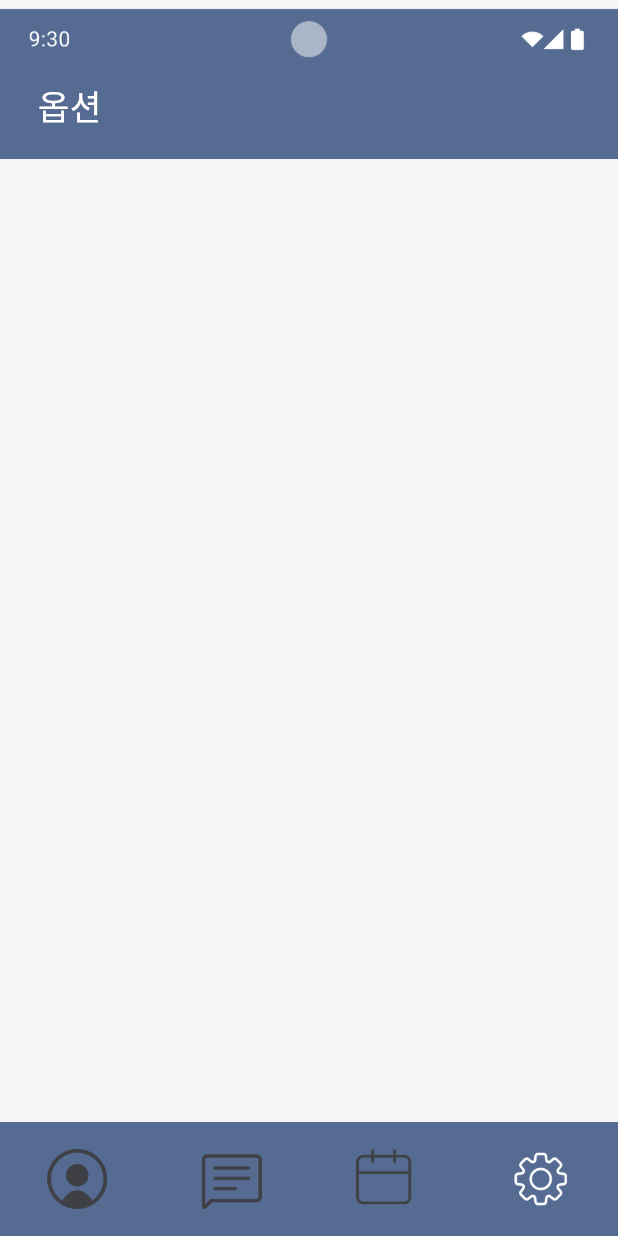
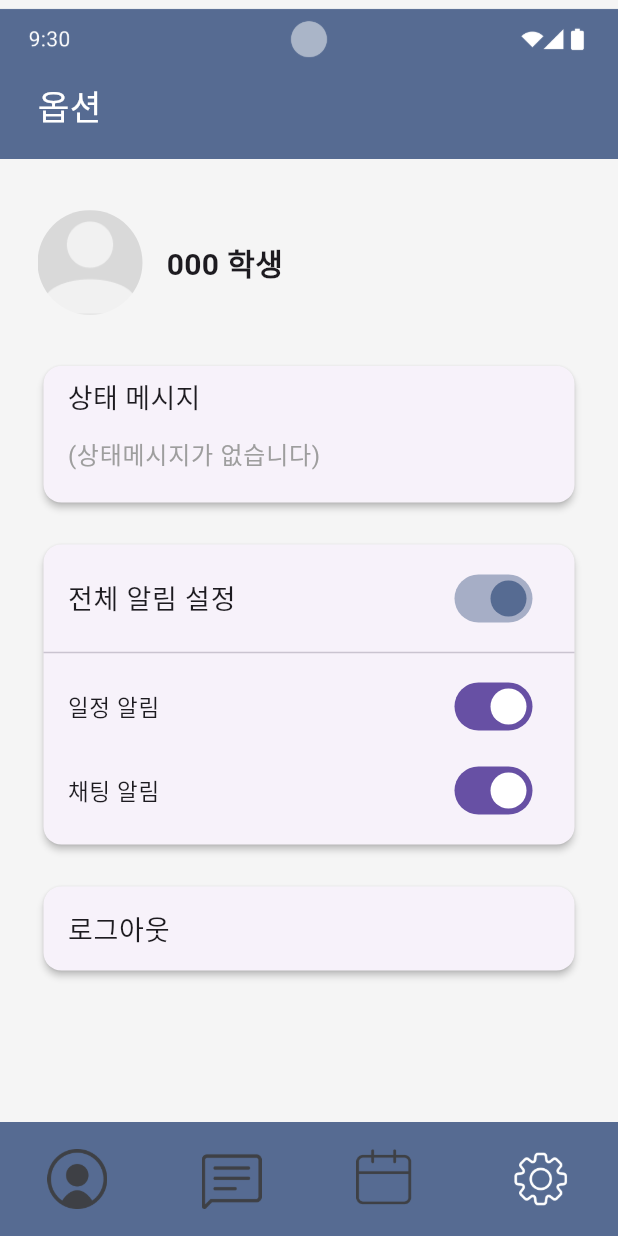
Before and after one commit to ItShowMessenger/qna_frontend, a Flutter app: the screen it shows after launch, item 4 of the bottom bar chosen, on a phone screen of 412 x 824 dp. Run offline on Flutter 3.47's test engine with Material 3 defaults, Android fonts, the phone set to English and light mode, and no system bars; our stand-ins replace firebase_auth, firebase_core, google_sign_in, table_calendar; accounts and stored records are empty; Roboto replaces fonts that are missing (Pretendard).

Commit message:
옵션 구현

```diff
--- a/lib/screens/calendar.dart
+++ b/lib/screens/calendar.dart
@@ -1,7 +1,7 @@
 import 'package:flutter/material.dart';
 import 'package:table_calendar/table_calendar.dart';
 import 'home.dart';
-import 'option.dart';
+import 'option_stu.dart';
 
 class Calendar extends StatefulWidget {
   @override
@@ -190,7 +190,7 @@ class _CalendarState extends State<Calendar> {
                     onPressed: () {
                       Navigator.push(
                         context,
-                        MaterialPageRoute(builder: (context) => Option()),
+                        MaterialPageRoute(builder: (context) => Option_stu()),
                       );
                     },
                   ),
--- a/lib/screens/home.dart
+++ b/lib/screens/home.dart
@@ -1,7 +1,7 @@
 import 'package:flutter/cupertino.dart';
 import 'package:flutter/material.dart';
 import 'package:qna_frontend/screens/home_input.dart';
-import 'package:qna_frontend/screens/option.dart';
+import 'package:qna_frontend/screens/option_stu.dart';
 
 import 'calendar.dart';
 import 'chat.dart';
@@ -184,7 +184,7 @@ class Home extends StatelessWidget {
                     icon: Image.asset('assets/btns/optDis.png', width: 40, height: 40,),
                     onPressed: () {Navigator.push(
                       context,
-                      MaterialPageRoute(builder: (context) => Option()),
+                      MaterialPageRoute(builder: (context) => Option_stu()),
                     );},
                   ),
                 ],
--- a/lib/screens/option.dart
+++ /dev/null
@@ -1,87 +0,0 @@
-import 'package:flutter/cupertino.dart';
-import 'package:flutter/material.dart';
-import 'package:qna_frontend/screens/calendar.dart';
-import 'package:qna_frontend/screens/home_input.dart';
-
-import 'chat.dart';
-import 'home.dart';
-
-class Option extends StatelessWidget {
-  @override
-  Widget build(BuildContext context) {
-    return Scaffold(
-      //backgroundColor: Colors.white,
-      body: Stack( //네비게이션 바
-        children: [
-        Positioned(
-        top: 0,
-        left: 0,
-        right: 0,
-        child: Image.asset(
-          'assets/images/topNav.png',
-          fit: BoxFit.cover,
-            ),
-          ),
-          Positioned( //옵션
-            top: 46,
-            left: 0,
-            right: 0,
-            child: Container(
-              height: 60,
-              color: Color(0xFF566B92),
-              padding: EdgeInsets.fromLTRB(25, 8, 25, 0),
-              child: Align(
-                alignment: Alignment.topLeft,
-                child: Text(
-                  '옵션',
-                  style: TextStyle(
-                    color: Colors.white,
-                    fontSize: 23,
-                  ),
-                ),
-              ),
-            ),
-          ),
-
-
-          Positioned( // 하단 탭 바
-            bottom: 0,
-            left: 0,
-            right: 0,
-            child: Container(
-              color: Color(0xFF566B92),
-              padding: EdgeInsets.symmetric(vertical: 10),
-              child: Row(
-                mainAxisAlignment: MainAxisAlignment.spaceAround,
-                children: [
-                  IconButton(
-                    icon: Image.asset('assets/btns/mypgDis.png', width: 40, height: 40,),
-                    onPressed: () {},
-                  ),
-                  IconButton(
-                    icon: Image.asset('assets/btns/chatDis.png', width: 40, height: 40,),
-                    onPressed: () {Navigator.push(
-                      context,
-                      MaterialPageRoute(builder: (context) => Home()),
-                    );},
-                  ),
-                  IconButton(
-                    icon: Image.asset('assets/btns/calDis.png', width: 40, height: 40,),
-                    onPressed: () {Navigator.push(
-                      context,
-                      MaterialPageRoute(builder: (context) => Calendar()),
-                    );},
-                  ),
-                  IconButton(
-                    icon: Image.asset('assets/btns/optAct.png', width: 40, height: 40,),
-                    onPressed: () {},
-                  ),
-                ],
-              ),
-            ),
-          ),
-        ],
-      ),
-    );
-  }
-}
--- /dev/null
+++ b/lib/screens/option_stu.dart
@@ -0,0 +1,373 @@
+import 'package:flutter/material.dart';
+import 'package:qna_frontend/screens/calendar.dart';
+import 'package:qna_frontend/screens/home_input.dart';
+import 'package:qna_frontend/screens/login.dart'; // Login.dart import 필요
+
+import 'chat.dart';
+import 'home.dart';
+
+class Option_stu extends StatefulWidget {
+  @override
+  _OptionState createState() => _OptionState();
+}
+
+class _OptionState extends State<Option_stu> {
+  bool _notificationsEnabled = true;
+  bool _calendarNotification = true;
+  bool _chatNotification = true;
+  final TextEditingController _statusMessageController = TextEditingController();
+  final TextEditingController _deleteConfirmController = TextEditingController();
+  final String _accountName = '000 학생';
+
+  @override
+  void dispose() {
+    _statusMessageController.dispose();
+    _deleteConfirmController.dispose();
+    super.dispose();
+  }
+
+  void _showLogoutOrDeletePopup() {
+    showDialog(
+      context: context,
+      builder: (_) => AlertDialog(
+        title: Text('로그아웃 혹은 회원탈퇴를 하시겠습니까?'),
+        actions: [
+          TextButton(
+            child: Text('회원탈퇴', style: TextStyle(color: Colors.red)),
+            onPressed: () {
+              Navigator.pop(context);
+              _showDeleteConfirmPopup();
+            },
+          ),
+          TextButton(
+            child: Text('로그아웃'),
+            onPressed: () {
+              Navigator.pop(context);
+              _showLogoutConfirmPopup();
+            },
+          ),
+        ],
+      ),
+    );
+  }
+
+  void _showLogoutConfirmPopup() {
+    showDialog(
+      context: context,
+      builder: (_) => AlertDialog(
+        title: Text('로그아웃시 초기화면으로 돌아갑니다.'),
+        content: Text('로그아웃 하시겠습니까?'),
+        actions: [
+          TextButton(
+            child: Text('취소'),
+            onPressed: () => Navigator.pop(context),
+          ),
+          TextButton(
+            child: Text('로그아웃'),
+            onPressed: () {
+              Navigator.pop(context);
+              Navigator.pushReplacement(
+                context,
+                MaterialPageRoute(builder: (context) => Login()),
+              );
+            },
+          ),
+        ],
+      ),
+    );
+  }
+
+  void _showDeleteConfirmPopup() {
+    showDialog(
+      context: context,
+      builder: (_) => StatefulBuilder(
+        builder: (context, setState) => AlertDialog(
+          title: Text('회원탈퇴를 하시기 전 확인 해주세요.'),
+          content: Column(
+            mainAxisSize: MainAxisSize.min,
+            crossAxisAlignment: CrossAxisAlignment.start,
+            children: [
+              Text(
+                '- 참여하고 있던 채팅방에서 나가지며 대화 내역도 같이 사라집니다.',
+                style: TextStyle(fontSize: 16),
+              ),
+              SizedBox(height: 8),
+              Text(
+                '- 개인 프로필 설정이 모두 사라집니다.',
+                style: TextStyle(fontSize: 16),
+              ),
+              SizedBox(height: 16),
+              Text(
+                '진행하시겠다면 이름 : $_accountName 을 입력해주세요.',
+                style: TextStyle(fontSize: 16, fontWeight: FontWeight.bold),
+              ),
+              SizedBox(height: 10),
+              TextField(
+                controller: _deleteConfirmController,
+                decoration: InputDecoration(
+                  border: OutlineInputBorder(),
+                ),
+              ),
+            ],
+          ),
+          actions: [
+            TextButton(
+              child: Text('취소'),
+              onPressed: () {
+                _deleteConfirmController.clear();
+                Navigator.pop(context);
+              },
+            ),
+            TextButton(
+              child: Text('확인', style: TextStyle(color: Colors.red)),
+              onPressed: () {
+                if (_deleteConfirmController.text.trim() == _accountName) {
+                  Navigator.pop(context);
+                  _deleteConfirmController.clear();
+                  _showAlertThenMoveToLogin('회원탈퇴를 완료했습니다.');
+                } else {
+                  _showAlert('입력값이 다릅니다.');
+                }
+              },
+            ),
+          ],
+        ),
+      ),
+    );
+  }
+
+
+  void _showAlert(String message) {
+    showDialog(
+      context: context,
+      builder: (_) => AlertDialog(
+        content: Text(message),
+        actions: [
+          TextButton(
+            child: Text('확인'),
+            onPressed: () => Navigator.pop(context),
+          ),
+        ],
+      ),
+    );
+  }
+
+  void _showAlertThenMoveToLogin(String message) {
+    showDialog(
+      context: context,
+      builder: (_) => AlertDialog(
+        content: Text(message),
+        actions: [
+          TextButton(
+            child: Text('확인'),
+            onPressed: () {
+              Navigator.pop(context);
+              Navigator.pushReplacement(
+                context,
+                MaterialPageRoute(builder: (context) => Login()),
+              );
+            },
+          ),
+        ],
+      ),
+    );
+  }
+
+  @override
+  Widget build(BuildContext context) {
+    return GestureDetector(
+      onTap: () => FocusScope.of(context).unfocus(),
+      child: Scaffold(
+        body: Stack(
+          children: [
+            Positioned(
+              top: 0,
+              left: 0,
+              right: 0,
+              child: Image.asset('assets/images/topNav.png', fit: BoxFit.cover),
+            ),
+            Positioned(
+              top: 46,
+              left: 0,
+              right: 0,
+              child: Container(
+                height: 60,
+                color: Color(0xFF566B92),
+                padding: EdgeInsets.fromLTRB(25, 8, 25, 0),
+                child: Align(
+                  alignment: Alignment.topLeft,
+                  child: Text(
+                    '옵션',
+                    style: TextStyle(color: Colors.white, fontSize: 23),
+                  ),
+                ),
+              ),
+            ),
+            Positioned(
+              top: 140,
+              left: 0,
+              right: 0,
+              bottom: 70,
+              child: SingleChildScrollView(
+                padding: EdgeInsets.symmetric(horizontal: 25),
+                child: Column(
+                  crossAxisAlignment: CrossAxisAlignment.start,
+                  children: [
+                    Row(
+                      children: [
+                        ClipOval(
+                          child: Image.asset(
+                            'assets/images/def_photo.png',
+                            width: 70,
+                            height: 70,
+                            fit: BoxFit.cover,
+                          ),
+                        ),
+                        SizedBox(width: 16),
+                        Text('000 학생',
+                            style: TextStyle(fontSize: 20, fontWeight: FontWeight.bold)),
+                      ],
+                    ),
+                    SizedBox(height: 30),
+                    Card(
+                      elevation: 2,
+                      shape: RoundedRectangleBorder(
+                        borderRadius: BorderRadius.circular(12),
+                      ),
+                      child: Padding(
+                        padding: const EdgeInsets.symmetric(horizontal: 16, vertical: 8),
+                        child: Column(
+                          crossAxisAlignment: CrossAxisAlignment.start,
+                          children: [
+                            Text('상태 메시지', style: TextStyle(fontSize: 18)),
+                            TextField(
+                              controller: _statusMessageController,
+                              decoration: InputDecoration(
+                                hintText: '(상태메시지가 없습니다)',
+                                hintStyle: TextStyle(color: Colors.grey),
+                                border: InputBorder.none,
+                              ),
+                              maxLines: null,
+                            ),
+                          ],
+                        ),
+                      ),
+                    ),
+                    SizedBox(height: 20),
+                    Card(
+                      elevation: 2,
+                      shape: RoundedRectangleBorder(
+                        borderRadius: BorderRadius.circular(12),
+                      ),
+                      child: Padding(
+                        padding: const EdgeInsets.symmetric(vertical: 8.0),
+                        child: Column(
+                          children: [
+                            ListTile(
+                              title: Text('전체 알림 설정', style: TextStyle(fontSize: 18)),
+                              trailing: Switch(
+                                value: _notificationsEnabled,
+                                activeColor: Color(0xFF566B92),
+                                onChanged: (bool value) {
+                                  setState(() {
+                                    _notificationsEnabled = value;
+                                    if (!value) {
+                                      _calendarNotification = false;
+                                      _chatNotification = false;
+                                    }
+                                  });
+                                },
+                              ),
+                            ),
+                            Divider(),
+                            ListTile(
+                              title: Text('일정 알림', style: TextStyle(fontSize: 15)),
+                              trailing: Switch(
+                                value: _calendarNotification,
+                                onChanged: _notificationsEnabled
+                                    ? (bool value) {
+                                  setState(() {
+                                    _calendarNotification = value;
+                                  });
+                                }
+                                    : null,
+                              ),
+                            ),
+                            ListTile(
+                              title: Text('채팅 알림', style: TextStyle(fontSize: 15)),
+                              trailing: Switch(
+                                value: _chatNotification,
+                                onChanged: _notificationsEnabled
+                                    ? (bool value) {
+                                  setState(() {
+                                    _chatNotification = value;
+                                  });
+                                }
+                                    : null,
+                              ),
+                            ),
+                          ],
+                        ),
+                      ),
+                    ),
+                    SizedBox(height: 20),
+                    Card(
+                      elevation: 2,
+                      shape: RoundedRectangleBorder(
+                        borderRadius: BorderRadius.circular(12),
+                      ),
+                      child: ListTile(
+                        title: Text('로그아웃', style: TextStyle(fontSize: 18)),
+                        onTap: _showLogoutOrDeletePopup,
+                      ),
+                    ),
+                  ],
+                ),
+              ),
+            ),
+            Positioned(
+              bottom: 0,
+              left: 0,
+              right: 0,
+              child: Container(
+                color: Color(0xFF566B92),
+                padding: EdgeInsets.symmetric(vertical: 10),
+                child: Row(
+                  mainAxisAlignment: MainAxisAlignment.spaceAround,
+                  children: [
+                    IconButton(
+                      icon: Image.asset('assets/btns/mypgDis.png', width: 40),
+                      onPressed: () {},
+                    ),
+                    IconButton(
+                      icon: Image.asset('assets/btns/chatDis.png', width: 40),
+                      onPressed: () {
+                        Navigator.push(
+                          context,
+                          MaterialPageRoute(builder: (context) => Home()),
+                        );
+                      },
+                    ),
+                    IconButton(
+                      icon: Image.asset('assets/btns/calDis.png', width: 40),
+                      onPressed: () {
+                        Navigator.push(
+                          context,
+                          MaterialPageRoute(builder: (context) => Calendar()),
+                        );
+                      },
+                    ),
+                    IconButton(
+                      icon: Image.asset('assets/btns/optAct.png', width: 40),
+                      onPressed: () {},
+                    ),
+                  ],
+                ),
+              ),
+            ),
+          ],
+        ),
+      ),
+    );
+  }
+}
```
